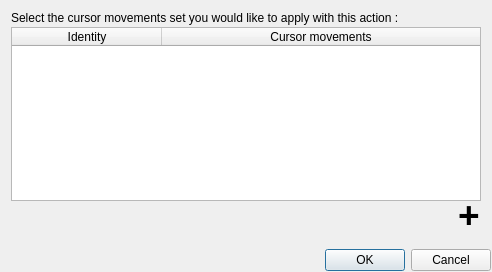
First picture: the form in ui/createactiondialog/CreateCursorMovementsActionDialog.ui, repository AmirHammouteneEI/ScheduledPasteAndKeys, before the edit.
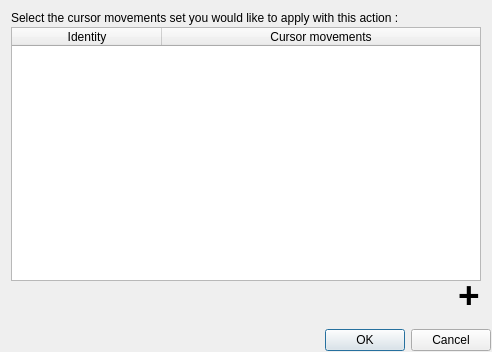
Second picture: the form after the edit. Custom widgets are drawn as their Qt base class.

The edit to the form file:
```diff
--- a/ui/createactiondialog/CreateCursorMovementsActionDialog.ui
+++ b/ui/createactiondialog/CreateCursorMovementsActionDialog.ui
@@ -7,7 +7,7 @@
     <x>0</x>
     <y>0</y>
     <width>492</width>
-    <height>272</height>
+    <height>352</height>
    </rect>
   </property>
   <property name="windowTitle">
```
